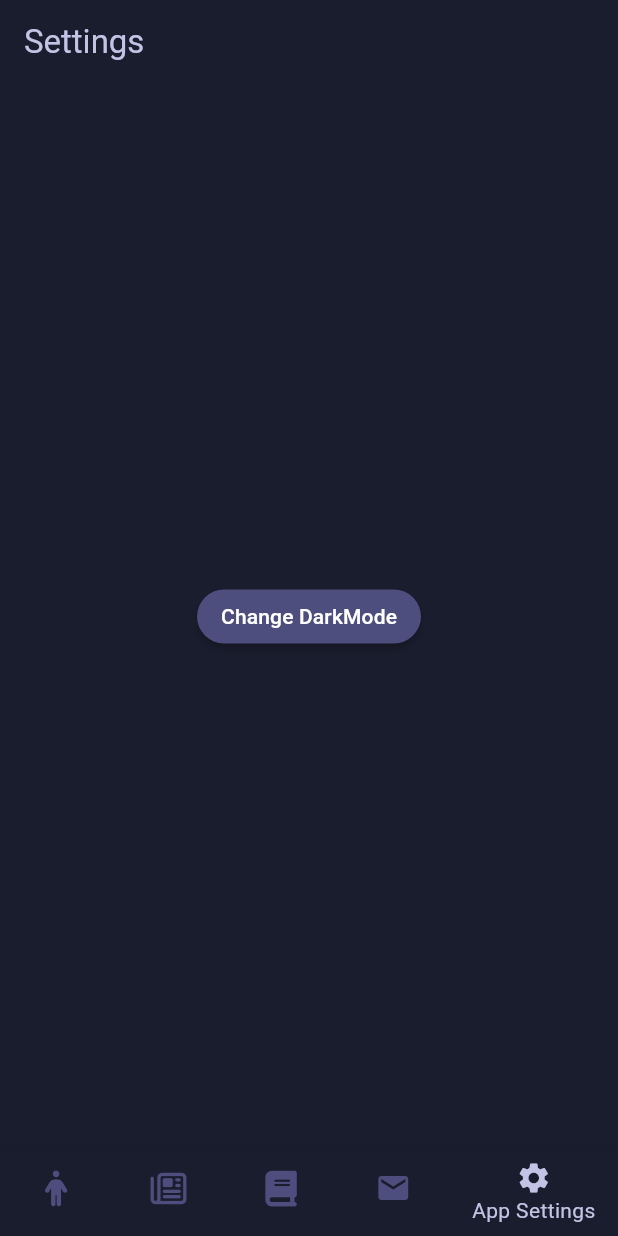
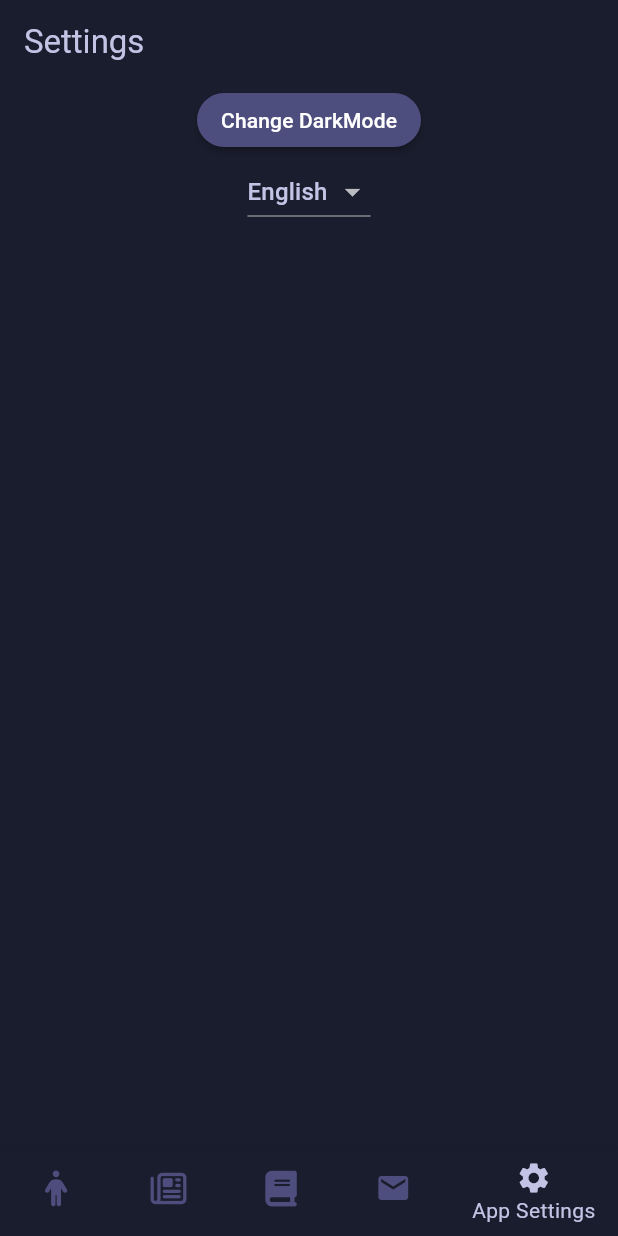
Before and after one commit to pCarboneroDev/ReseumeAppFlutter, a Flutter app: the screen it shows after launch, item 5 of the bottom bar chosen, after a tap on "Change DarkMode", on a phone screen of 412 x 824 dp. Run offline on Flutter 3.47's test engine with Material 3 defaults, Android fonts, the phone set to English and light mode, and no system bars; our stand-ins replace bloc, dartz, equatable, flutter_bloc, font_awesome_flutter, get_it and 1 more; network calls fail.

Commit message:
localizacion estructurada y funcionando

```diff
--- a/resume_app/lib/data/repositories_impl/projects_repository_impl.dart
+++ b/resume_app/lib/data/repositories_impl/projects_repository_impl.dart
@@ -2,7 +2,7 @@ import 'package:dartz/dartz.dart';
 import 'package:resume_app/data/api_datasource.dart';
 import 'package:resume_app/domain/entities/project_model.dart';
 import 'package:resume_app/domain/exceptions/failure.dart';
-import 'package:resume_app/domain/exceptions/projects_repository.dart';
+import 'package:resume_app/domain/repositories/projects_repository.dart';
 
 class ProjectsRepositoryImpl implements ProjectsRepository {
   @override
--- a/resume_app/lib/data/sharedpreferences/preferences_datasource.dart
+++ b/resume_app/lib/data/sharedpreferences/preferences_datasource.dart
@@ -1,3 +1,5 @@
+import 'dart:ui';
+
 import 'package:dartz/dartz.dart';
 import 'package:resume_app/domain/entities/no_params.dart';
 import 'package:resume_app/domain/entities/theme_entity.dart';
@@ -37,9 +39,9 @@ class PreferencesDatasource {
   }
 
 
-  Future<Either<Failure, void>> saveLanguage(String langCode) async {
+  Future<Either<Failure, void>> saveLanguage(Locale locale) async {
     try {
-      await preferences.setString('language_key', langCode);
+      await preferences.setString('language_key', locale.languageCode);
       //print(preferences.getString('language_key'));
       return Right(NoParams());
     }
@@ -49,14 +51,14 @@ class PreferencesDatasource {
   }
 
 
-  Future<Either<Failure, String>> getLanguage() async {
+  Future<Either<Failure, Locale>> getLanguage() async {
     try {
       var langValue = preferences.getString('language_key');
       if (langValue != null){
-        return Right(langValue);
+        return Right(Locale(langValue));
       }
       else{
-        return Right('en');
+        return Right(Locale('en'));
       }
     }
     catch(e){
--- a/resume_app/lib/di/dependency_injection.dart
+++ b/resume_app/lib/di/dependency_injection.dart
@@ -1,12 +1,14 @@
 import 'package:get_it/get_it.dart';
 import 'package:resume_app/data/repositories_impl/projects_repository_impl.dart';
-import 'package:resume_app/data/repositories_impl/theme_repository_impl.dart';
+import 'package:resume_app/data/repositories_impl/preferences_repository_impl.dart';
 import 'package:resume_app/data/sharedpreferences/preferences_datasource.dart';
-import 'package:resume_app/domain/exceptions/projects_repository.dart';
-import 'package:resume_app/domain/repositories/theme_repository.dart';
+import 'package:resume_app/domain/repositories/projects_repository.dart';
+import 'package:resume_app/domain/repositories/preferences_repository.dart';
+import 'package:resume_app/domain/usecases/language/save_locale_usecase.dart';
+import 'package:resume_app/domain/usecases/preferences/get_locale_usecase.dart';
 import 'package:resume_app/domain/usecases/projects/get_all_projects_usecase.dart';
-import 'package:resume_app/domain/usecases/theme/get_theme_usecase.dart';
-import 'package:resume_app/domain/usecases/theme/save_theme_usecase.dart';
+import 'package:resume_app/domain/usecases/preferences/get_theme_usecase.dart';
+import 'package:resume_app/domain/usecases/preferences/save_theme_usecase.dart';
 import 'package:resume_app/presentation/projects/bloc/projects_bloc.dart';
 import 'package:resume_app/presentation/settings/bloc/settings_bloc.dart';
 import 'package:shared_preferences/shared_preferences.dart';
@@ -17,13 +19,15 @@ Future<void> initGetIt() async {
   getIt.registerSingleton(await SharedPreferences.getInstance());
   getIt.registerSingleton(PreferencesDatasource(preferences: getIt()));
 
-  getIt.registerSingleton<ThemeRepository>(ThemeRepositoryImpl(datasource: getIt()));
+  getIt.registerSingleton<PreferencesRepository>(PreferencesRepositoryImpl(datasource: getIt()));
   getIt.registerSingleton<ProjectsRepository>(ProjectsRepositoryImpl());
 
   getIt.registerSingleton(GetThemeUsecase(repo: getIt()));
   getIt.registerSingleton(SaveThemeUsecase(repo: getIt()));
   getIt.registerSingleton(GetAllProjectsUsecase(repo: getIt()));
+  getIt.registerSingleton(GetLocaleUsecase(repo: getIt()));
+  getIt.registerSingleton(SaveLocaleUsecase(repo: getIt()));
 
-  getIt.registerSingleton(SettingsBloc(getIt(), getIt()));
+  getIt.registerSingleton(SettingsBloc(getIt(), getIt(), getIt(), getIt()));
   getIt.registerSingleton(ProjectsBloc(getIt()));
 }
--- /dev/null
+++ b/resume_app/lib/domain/usecases/language/save_locale_usecase.dart
@@ -0,0 +1,16 @@
+import 'package:dartz/dartz.dart';
+import 'package:resume_app/domain/exceptions/failure.dart';
+import 'package:resume_app/domain/repositories/preferences_repository.dart';
+import 'package:resume_app/domain/usecases/usecase.dart';
+
+class SaveLocaleUsecase implements UseCase{
+  final PreferencesRepository repo;
+
+  const SaveLocaleUsecase({required this.repo});
+
+  @override
+  Future<Either<Failure, dynamic>> call(params) {
+    return repo.saveLocale(params);
+  }
+
+}
--- /dev/null
+++ b/resume_app/lib/domain/usecases/preferences/get_locale_usecase.dart
@@ -0,0 +1,17 @@
+import 'dart:ui';
+
+import 'package:dartz/dartz.dart';
+import 'package:resume_app/domain/exceptions/failure.dart';
+import 'package:resume_app/domain/repositories/preferences_repository.dart';
+import 'package:resume_app/domain/usecases/usecase.dart';
+
+class GetLocaleUsecase implements UseCase<void, Locale> {
+  final PreferencesRepository repo;
+
+  GetLocaleUsecase({required this.repo});
+
+  @override
+  Future<Either<Failure, Locale>> call(void params) {
+    return repo.getLocale();
+  }
+}
--- a/resume_app/lib/domain/usecases/theme/save_theme_usecase.dart
+++ b/resume_app/lib/domain/usecases/preferences/save_theme_usecase.dart
@@ -1,11 +1,11 @@
 import 'package:dartz/dartz.dart';
 import 'package:resume_app/domain/entities/theme_entity.dart';
 import 'package:resume_app/domain/exceptions/failure.dart';
-import 'package:resume_app/domain/repositories/theme_repository.dart';
+import 'package:resume_app/domain/repositories/preferences_repository.dart';
 import 'package:resume_app/domain/usecases/usecase.dart';
 
 class SaveThemeUsecase implements UseCase<ThemeEntity, void> {
-  final ThemeRepository repo;
+  final PreferencesRepository repo;
 
   SaveThemeUsecase({required this.repo});
 
--- a/resume_app/lib/domain/usecases/projects/get_all_projects_usecase.dart
+++ b/resume_app/lib/domain/usecases/projects/get_all_projects_usecase.dart
@@ -1,7 +1,7 @@
 import 'package:dartz/dartz.dart';
 import 'package:resume_app/domain/entities/project_model.dart';
 import 'package:resume_app/domain/exceptions/failure.dart';
-import 'package:resume_app/domain/exceptions/projects_repository.dart';
+import 'package:resume_app/domain/repositories/projects_repository.dart';
 import 'package:resume_app/domain/usecases/usecase.dart';
 
 class GetAllProjectsUsecase implements UseCase<void, List<ProjectModel>> {
--- a/resume_app/lib/domain/usecases/theme/get_theme_usecase.dart
+++ /dev/null
@@ -1,16 +0,0 @@
-import 'package:dartz/dartz.dart';
-import 'package:resume_app/domain/entities/theme_entity.dart';
-import 'package:resume_app/domain/exceptions/failure.dart';
-import 'package:resume_app/domain/repositories/theme_repository.dart';
-import 'package:resume_app/domain/usecases/usecase.dart';
-
-class GetThemeUsecase implements UseCase<void, ThemeEntity> {
-  final ThemeRepository repo;
-
-  GetThemeUsecase({required this.repo});
-
-  @override
-  Future<Either<Failure, ThemeEntity>> call(params) {
-    return repo.getTheme();
-  }
-}
--- a/resume_app/lib/main.dart
+++ b/resume_app/lib/main.dart
@@ -49,6 +49,7 @@ class MyApp extends StatelessWidget {
               debugShowCheckedModeBanner: false,
               title: 'ResumeApp',
               theme: snapshot.data,
+              locale: state.locale,
               localizationsDelegates: [
                 AppLocalizations.delegate,
                 GlobalMaterialLocalizations.delegate,
--- a/resume_app/lib/presentation/settings/bloc/settings_bloc.dart
+++ b/resume_app/lib/presentation/settings/bloc/settings_bloc.dart
@@ -1,9 +1,14 @@
 import 'package:bloc/bloc.dart';
+import 'package:dartz/dartz.dart';
 import 'package:equatable/equatable.dart';
+import 'package:flutter/material.dart';
 import 'package:resume_app/domain/entities/no_params.dart';
 import 'package:resume_app/domain/entities/theme_entity.dart';
-import 'package:resume_app/domain/usecases/theme/get_theme_usecase.dart';
-import 'package:resume_app/domain/usecases/theme/save_theme_usecase.dart';
+import 'package:resume_app/domain/exceptions/failure.dart';
+import 'package:resume_app/domain/usecases/language/save_locale_usecase.dart';
+import 'package:resume_app/domain/usecases/preferences/get_locale_usecase.dart';
+import 'package:resume_app/domain/usecases/preferences/get_theme_usecase.dart';
+import 'package:resume_app/domain/usecases/preferences/save_theme_usecase.dart';
 import 'package:resume_app/utils/ui_state.dart';
 
 part 'settings_event.dart';
@@ -13,11 +18,16 @@ class SettingsBloc extends Bloc<SettingsEvent, SettingsState> {
 
   final GetThemeUsecase getThemeUsecase;
   final SaveThemeUsecase saveThemeUsecase;
+  final GetLocaleUsecase getLocaleUsecase;
+  final SaveLocaleUsecase saveLocaleUsecase;
+
 
   SettingsBloc(
     this.getThemeUsecase,
-    this.saveThemeUsecase
-  ) : super(SettingsState(uiState: UIState.idle(), themeEntity: ThemeEntity(theme: ThemeType.light))) {
+    this.saveThemeUsecase,
+    this.getLocaleUsecase,
+    this.saveLocaleUsecase
+  ) : super(SettingsState(uiState: UIState.idle(), themeEntity: ThemeEntity(theme: ThemeType.light), locale: Locale('en'))) {
 
     on<SettingsEvent>((event, emit) {
       // TODO: implement event handler
@@ -25,13 +35,13 @@ class SettingsBloc extends Bloc<SettingsEvent, SettingsState> {
 
 
     on<GetThemeEvent>((event, emit) async {
-      emit(state.copyWith(state: UIState.loading()));
+      emit(state.copyWith(uiState: UIState.loading()));
 
       var result = await getThemeUsecase.call(NoParams());
 
       result.fold(
-        (failure) => emit(state.copyWith(state: UIState.error(failure.message))),
-        (theme) => emit(state.copyWith(state: UIState.success(), themeEntity: theme))
+        (failure) => emit(state.copyWith(uiState: UIState.error(failure.message))),
+        (theme) => emit(state.copyWith(uiState: UIState.success(), themeEntity: theme))
       );
     });
 
@@ -41,11 +51,40 @@ class SettingsBloc extends Bloc<SettingsEvent, SettingsState> {
 
       saveThemeUsecase.call(newTheme);
 
-      emit(state.copyWith(state: UIState.success(), themeEntity: newTheme));
+      emit(state.copyWith(uiState: UIState.success(), themeEntity: newTheme));
     });
 
     on<LoadSettingdEvent>((event, emit) async {
-      emit(state.copyWith(state: UIState.success()));
+      emit(state.copyWith(uiState: UIState.loading()));
+
+      var themeFuture = getThemeUsecase.call(NoParams());
+      var localeFuture = getLocaleUsecase.call(NoParams());
+
+      final results = await Future.wait([themeFuture, localeFuture]);
+
+      final Either<Failure, ThemeEntity> theme = results[0] as Either<Failure, ThemeEntity>;
+      final Either<Failure, Locale> locale = results[1] as Either<Failure, Locale>;
+
+
+      theme.fold(
+        (fail) => emit(state.copyWith(uiState: UIState.error(fail.message))),
+        (theme) => emit(state.copyWith(themeEntity: theme))
+      );
+
+      locale.fold(
+        (fail) => emit(state.copyWith(uiState: UIState.error(fail.message))),
+        (locale) => emit(state.copyWith(uiState: UIState.success(), locale: locale))
+      );
+
+    });
+
+
+    on<ChangeLocaleEvent>((event, emit) {
+      emit(state.copyWith(uiState: UIState.loading()));
+
+      saveLocaleUsecase.call(event.locale);
+
+      emit(state.copyWith(uiState: UIState.success(), locale: event.locale));
     });
 
   }
--- a/resume_app/lib/presentation/settings/bloc/settings_event.dart
+++ b/resume_app/lib/presentation/settings/bloc/settings_event.dart
@@ -2,13 +2,16 @@ part of 'settings_bloc.dart';
 
 abstract class SettingsEvent {}
 
-class GetThemeEvent implements SettingsEvent{
+class GetThemeEvent implements SettingsEvent{}
 
+class ToggleThemeEvent implements SettingsEvent{}
+
+class GetLocaleEvent implements SettingsEvent{}
+
+class ChangeLocaleEvent implements SettingsEvent{
+  final Locale locale;
+  const ChangeLocaleEvent(this.locale);
 }
 
 
-class ToggleThemeEvent implements SettingsEvent{
-
-}
-
 class LoadSettingdEvent implements SettingsEvent{}
--- a/resume_app/lib/presentation/settings/bloc/settings_state.dart
+++ b/resume_app/lib/presentation/settings/bloc/settings_state.dart
@@ -3,20 +3,24 @@ part of 'settings_bloc.dart';
 class SettingsState extends Equatable {
   final UIState uiState;
   final ThemeEntity themeEntity;
+  final Locale locale;
 
   const SettingsState({
     required this.uiState,
-    required this.themeEntity
+    required this.themeEntity,
+    required this.locale
   });
 
   SettingsState copyWith({
-    UIState? state,
-    ThemeEntity? themeEntity
+    UIState? uiState,
+    ThemeEntity? themeEntity,
+    Locale? locale
   }) => SettingsState(
-    uiState: state ?? this.uiState,
-    themeEntity: themeEntity ?? this.themeEntity
+    uiState: uiState ?? this.uiState,
+    themeEntity: themeEntity ?? this.themeEntity,
+    locale: locale ?? this.locale
   );
 
   @override
-  List<Object?> get props => [uiState, themeEntity];
+  List<Object?> get props => [uiState, themeEntity, locale];
 }
--- a/resume_app/lib/presentation/settings/settings_page.dart
+++ b/resume_app/lib/presentation/settings/settings_page.dart
@@ -24,6 +24,8 @@ class _SettingsPageState extends State<SettingsPage> {
 
   @override
   Widget build(BuildContext context) {
+    final settingsBloc = BlocProvider.of<SettingsBloc>(context);
+
     return Scaffold(
       appBar: AppBar(
         title: Text('Settings'),
@@ -35,14 +37,32 @@ class _SettingsPageState extends State<SettingsPage> {
             UIStatus.loading: Center(child: CircularProgressIndicator.adaptive()),
 
             UIStatus.success: Center(
-              child: MaterialButton(
+              child: Column(
+                children: [
+                  // theme button
+                  MaterialButton(
                     shape: StadiumBorder(),
                     color: ColorScheme.of(context).primaryContainer,
                     onPressed: () {
-                  final settingsBloc = BlocProvider.of<SettingsBloc>(context);
                       settingsBloc.add(ToggleThemeEvent());
                     },
                     child: Text("Change DarkMode"),
+                  ),
+
+                  // lang dropdown
+                  DropdownButton(
+                    value: state.locale,
+                    items: [
+                      DropdownMenuItem(value: Locale('en'), child: Text('English')),
+                      DropdownMenuItem(value: Locale('es'), child: Text('Español'))
+                    ],
+                    onChanged: (value) {
+                      if (value != null){
+                        settingsBloc.add(ChangeLocaleEvent(value));
+                      }
+                    },
+                  )
+                ],
               )
             )
           };
--- a/resume_app/lib/presentation/splash/splash_screen.dart
+++ b/resume_app/lib/presentation/splash/splash_screen.dart
@@ -12,7 +12,7 @@ class SplashScreenPage extends StatefulWidget {
 class _SplashScreenPageState extends State<SplashScreenPage> {
   @override
   void initState() {
-    BlocProvider.of<SettingsBloc>(context).add(GetThemeEvent());
+    BlocProvider.of<SettingsBloc>(context).add(LoadSettingdEvent());
     super.initState();
   }
 
```
Also changed, not shown: resume_app/lib/data/repositories_impl/preferences_repository_impl.dart (renamed from resume_app/lib/data/repositories_impl/theme_repository_impl.dart, +15 -3 lines), resume_app/lib/domain/repositories/preferences_repository.dart (+8 -2 lines), resume_app/lib/domain/repositories/theme_repository.dart (deleted, +0 -9 lines), resume_app/lib/domain/usecases/language/get_current_locale_usecase.dart (added, +18 -0 lines), resume_app/lib/domain/usecases/preferences/get_theme_usecase.dart (renamed from resume_app/lib/domain/usecases/preferences/set_dark_mode_usecase.dart, +5 -5 lines), resume_app/lib/domain/repositories/projects_repository.dart (renamed from resume_app/lib/domain/exceptions/projects_repository.dart). Lines whose indentation alone changed are shown as unchanged.
